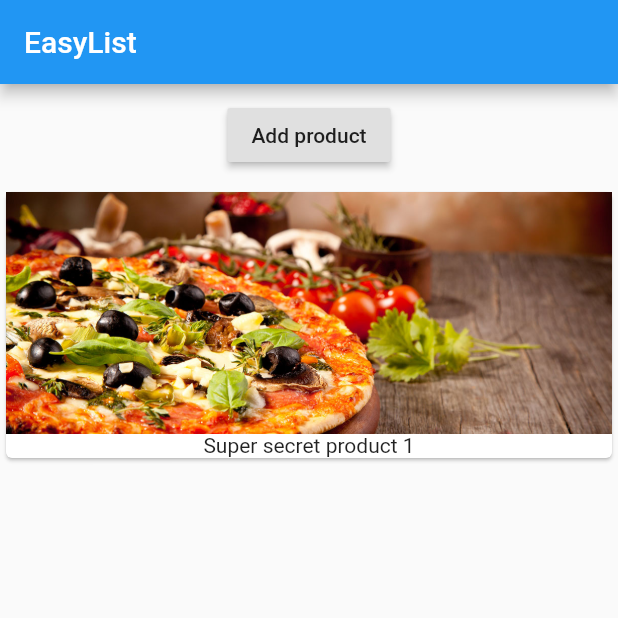
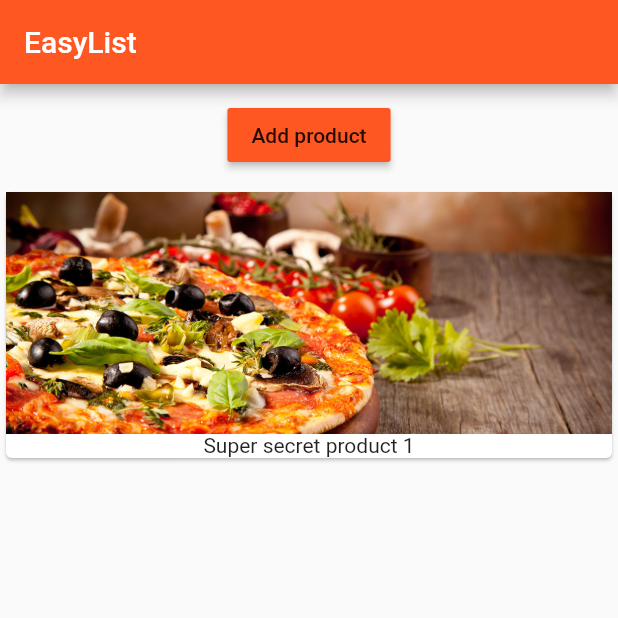
Before and after one commit to PIYatGitHub/flutter_listings, a Flutter app: the screen it shows after launch, on a phone screen of 412 x 824 dp, the top half of it. Run offline on Flutter 3.47's test engine with Material 2 defaults, Android fonts, the phone set to English and light mode, and no system bars.

Commit message:
some styles applied

```diff
--- a/lib/main.dart
+++ b/lib/main.dart
@@ -8,6 +8,8 @@ class MyApp extends StatelessWidget {
   @override
   Widget build(context) {
     return MaterialApp(
+      theme: ThemeData(
+          accentColor: Colors.deepPurple, primarySwatch: Colors.deepOrange),
       home: Scaffold(
         appBar: AppBar(
           title: Text('EasyList'),
--- a/lib/product_manager.dart
+++ b/lib/product_manager.dart
@@ -28,6 +28,7 @@ class _ProductManagerState extends State<ProductManager> {
         Container(
           margin: EdgeInsets.all(10.0),
           child: RaisedButton(
+            color: Theme.of(context).primaryColor,
             onPressed: () {
               setState(() {
                 _products.add('Advanced food tester');
```
